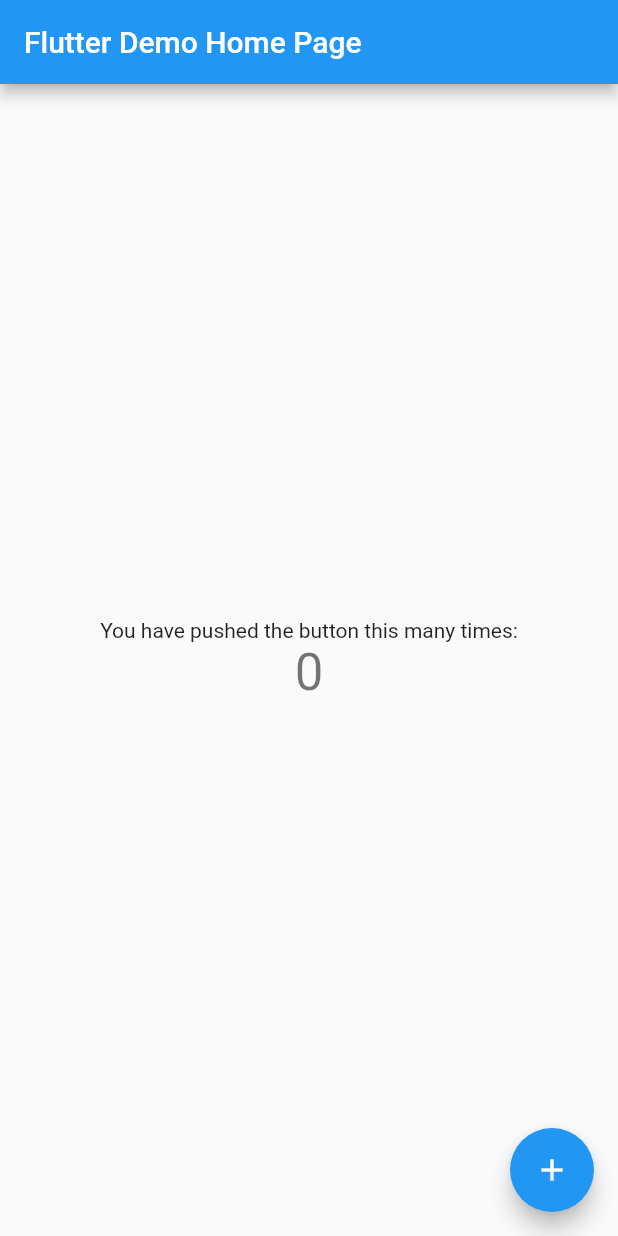
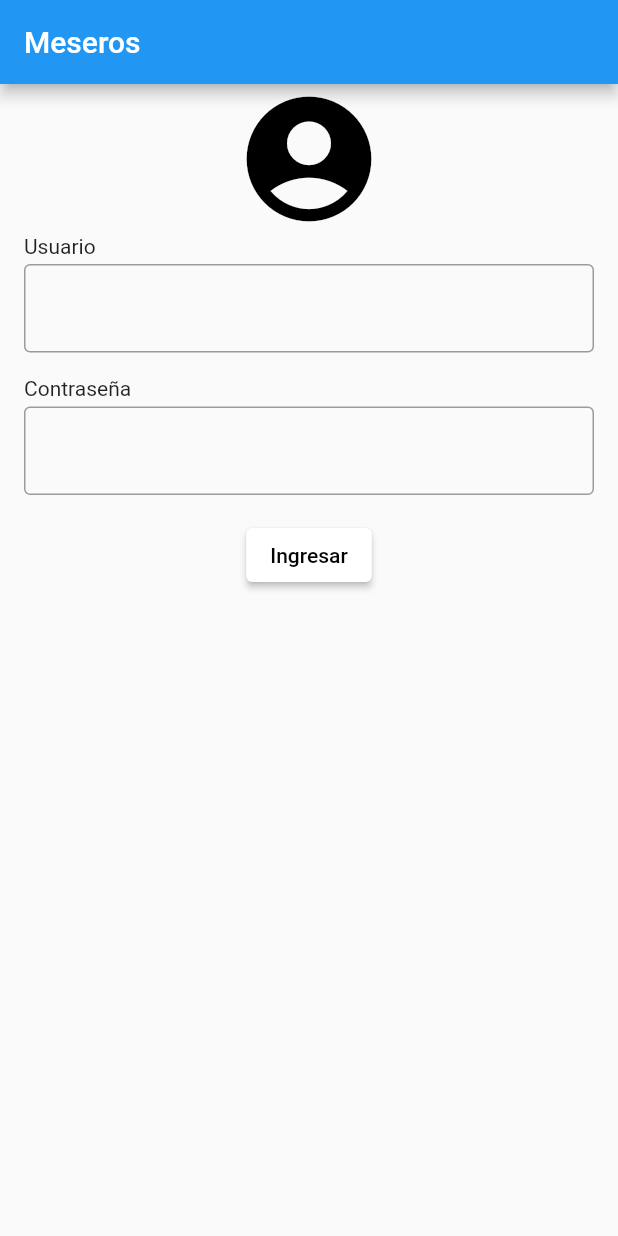
Before and after one commit to DanielCoss/app_meseros, a Flutter app: the screen it shows after launch, on a phone screen of 412 x 824 dp. Run offline on Flutter 3.47's test engine with Material 2 defaults, Android fonts, the phone set to English and light mode, and no system bars.

Commit message:
maquetacion login

```diff
--- a/lib/main.dart
+++ b/lib/main.dart
@@ -1,115 +1,14 @@
 import 'package:flutter/material.dart';
+import 'dart:developer';
+import 'modules/menu.dart';
+import 'modules/login.dart';
 
+// void main() {
+//   runApp(const MaterialApp(
+//     title: 'Navigation Basics',
+//     home: FirstRoute(),
+//   ));
+// }
 void main() {
   runApp(const MyApp());
 }
-
-class MyApp extends StatelessWidget {
-  const MyApp({Key? key}) : super(key: key);
-
-  // This widget is the root of your application.
-  @override
-  Widget build(BuildContext context) {
-    return MaterialApp(
-      title: 'Flutter Demo',
-      theme: ThemeData(
-        // This is the theme of your application.
-        //
-        // Try running your application with "flutter run". You'll see the
-        // application has a blue toolbar. Then, without quitting the app, try
-        // changing the primarySwatch below to Colors.green and then invoke
-        // "hot reload" (press "r" in the console where you ran "flutter run",
-        // or simply save your changes to "hot reload" in a Flutter IDE).
-        // Notice that the counter didn't reset back to zero; the application
-        // is not restarted.
-        primarySwatch: Colors.blue,
-      ),
-      home: const MyHomePage(title: 'Flutter Demo Home Page'),
-    );
-  }
-}
-
-class MyHomePage extends StatefulWidget {
-  const MyHomePage({Key? key, required this.title}) : super(key: key);
-
-  // This widget is the home page of your application. It is stateful, meaning
-  // that it has a State object (defined below) that contains fields that affect
-  // how it looks.
-
-  // This class is the configuration for the state. It holds the values (in this
-  // case the title) provided by the parent (in this case the App widget) and
-  // used by the build method of the State. Fields in a Widget subclass are
-  // always marked "final".
-
-  final String title;
-
-  @override
-  State<MyHomePage> createState() => _MyHomePageState();
-}
-
-class _MyHomePageState extends State<MyHomePage> {
-  int _counter = 0;
-
-  void _incrementCounter() {
-    setState(() {
-      // This call to setState tells the Flutter framework that something has
-      // changed in this State, which causes it to rerun the build method below
-      // so that the display can reflect the updated values. If we changed
-      // _counter without calling setState(), then the build method would not be
-      // called again, and so nothing would appear to happen.
-      _counter++;
-    });
-  }
-
-  @override
-  Widget build(BuildContext context) {
-    // This method is rerun every time setState is called, for instance as done
-    // by the _incrementCounter method above.
-    //
-    // The Flutter framework has been optimized to make rerunning build methods
-    // fast, so that you can just rebuild anything that needs updating rather
-    // than having to individually change instances of widgets.
-    return Scaffold(
-      appBar: AppBar(
-        // Here we take the value from the MyHomePage object that was created by
-        // the App.build method, and use it to set our appbar title.
-        title: Text(widget.title),
-      ),
-      body: Center(
-        // Center is a layout widget. It takes a single child and positions it
-        // in the middle of the parent.
-        child: Column(
-          // Column is also a layout widget. It takes a list of children and
-          // arranges them vertically. By default, it sizes itself to fit its
-          // children horizontally, and tries to be as tall as its parent.
-          //
-          // Invoke "debug painting" (press "p" in the console, choose the
-          // "Toggle Debug Paint" action from the Flutter Inspector in Android
-          // Studio, or the "Toggle Debug Paint" command in Visual Studio Code)
-          // to see the wireframe for each widget.
-          //
-          // Column has various properties to control how it sizes itself and
-          // how it positions its children. Here we use mainAxisAlignment to
-          // center the children vertically; the main axis here is the vertical
-          // axis because Columns are vertical (the cross axis would be
-          // horizontal).
-          mainAxisAlignment: MainAxisAlignment.center,
-          children: <Widget>[
-            const Text(
-              'You have pushed the button this many times:',
-            ),
-            Text(
-              '$_counter',
-              style: Theme.of(context).textTheme.headline4,
-            ),
-          ],
-        ),
-      ),
-      floatingActionButton: FloatingActionButton(
-        onPressed: _incrementCounter,
-        tooltip: 'Increment',
-        child: const Icon(Icons.add),
-      ), // This trailing comma makes auto-formatting nicer for build methods.
-    );
-  }
-}
--- /dev/null
+++ b/lib/modules/login.dart
@@ -0,0 +1,111 @@
+import 'package:flutter/material.dart';
+import '../modules/tables.dart';
+
+class MyApp extends StatelessWidget {
+  const MyApp({Key? key}) : super(key: key);
+
+  // This widget is the root of your application.
+  @override
+  Widget build(BuildContext context) {
+    return MaterialApp(
+      debugShowCheckedModeBanner: false,
+      title: 'Meseros',
+      theme: ThemeData(
+        primarySwatch: Colors.blue,
+      ),
+      home: const MyHomePage(title: 'Login Meseros'),
+    );
+  }
+}
+
+class MyHomePage extends StatefulWidget {
+  const MyHomePage({Key? key, required this.title}) : super(key: key);
+
+  final String title;
+
+  @override
+  State<MyHomePage> createState() => _MyHomePageState();
+}
+
+class _MyHomePageState extends State<MyHomePage> {
+  final myController1 = TextEditingController();
+  final myController2 = TextEditingController();
+
+  @override
+  Widget build(BuildContext context) {
+    return Scaffold(
+      appBar: AppBar(
+        title: const Text('Meseros'),
+      ),
+      body: ListView(
+        children: [
+          Center(
+            child: Column(
+              mainAxisAlignment: MainAxisAlignment.center,
+              crossAxisAlignment: CrossAxisAlignment.start,
+              children: <Widget>[
+                const Align(
+                  alignment: Alignment.center,
+                  child: Icon(
+                    Icons.account_circle,
+                    color: Colors.black,
+                    size: 100.0,
+                  ),
+                ),
+                const Padding(
+                  padding: EdgeInsets.only(left: 16),
+                  child: Text(
+                    'Usuario',
+                  ),
+                ),
+                const Padding(
+                  padding:
+                      EdgeInsets.only(left: 16, top: 4, right: 16, bottom: 16),
+                  child: TextField(
+                    decoration: InputDecoration(
+                      border: OutlineInputBorder(),
+                    ),
+                  ),
+                ),
+                const Padding(
+                  padding: EdgeInsets.only(left: 16),
+                  child: Text(
+                    'Contraseña',
+                  ),
+                ),
+                const Padding(
+                  padding:
+                      EdgeInsets.only(left: 16, top: 4, right: 16, bottom: 16),
+                  child: TextField(
+                    decoration: InputDecoration(
+                      border: OutlineInputBorder(),
+                    ),
+                  ),
+                ),
+                Align(
+                    alignment: Alignment.center,
+                    child: ElevatedButton(
+                      style: ButtonStyle(
+                        backgroundColor:
+                            MaterialStateProperty.all<Color>(Colors.white),
+                      ),
+                      child: const Text(
+                        'Ingresar',
+                        style: TextStyle(color: Colors.black),
+                      ),
+                      onPressed: () {
+                        Navigator.push(
+                          context,
+                          MaterialPageRoute(
+                              builder: (context) => const SecondRoute()),
+                        );
+                      },
+                    )),
+              ],
+            ),
+          ),
+        ],
+      ), // This trailing comma makes auto-formatting nicer for build methods.
+    );
+  }
+}
```
Also changed, not shown: lib/modules/menu.dart (added, +26 -0 lines), lib/modules/tables.dart (added, +22 -0 lines).
